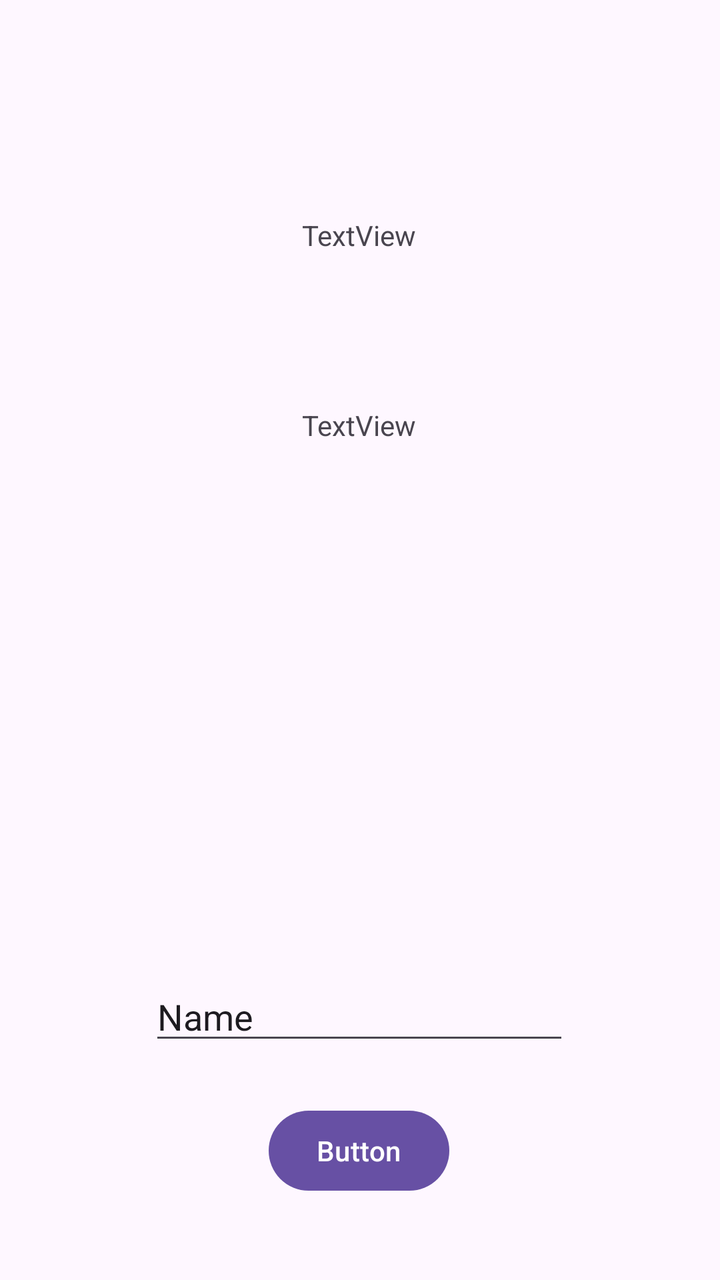
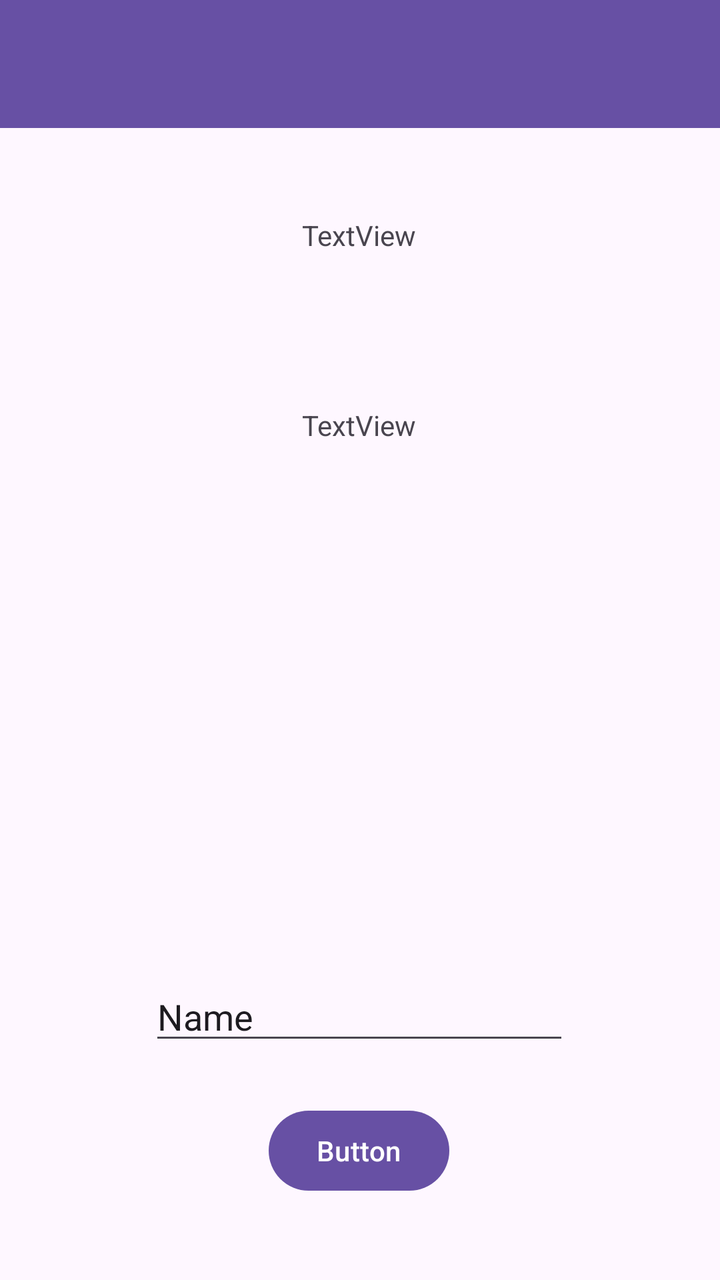

Before-and-after screenshots of an Android layout around one commit, followed by the original layout XML and the change that was made.
<!-- AndroidManifest.xml: application theme Theme.Alfiqapps -->
<!-- res/layout/activity_second.xml -->
<?xml version="1.0" encoding="utf-8"?>
<androidx.constraintlayout.widget.ConstraintLayout xmlns:android="http://schemas.android.com/apk/res/android"
    xmlns:app="http://schemas.android.com/apk/res-auto"
    xmlns:tools="http://schemas.android.com/tools"
    android:id="@+id/main"
    android:layout_width="match_parent"
    android:layout_height="match_parent"
    tools:context=".pertemuan_2.SecondActivity">

    <EditText
        android:id="@+id/inputNama"
        android:layout_width="wrap_content"
        android:layout_height="wrap_content"
        android:layout_marginTop="264dp"
        android:ems="10"
        android:inputType="text"
        android:text="Name"
        app:layout_constraintEnd_toEndOf="parent"
        app:layout_constraintHorizontal_bias="0.497"
        app:layout_constraintStart_toStartOf="parent"
        app:layout_constraintTop_toBottomOf="@+id/textNama" />

    <Button
        android:id="@+id/btnSubmit"
        android:layout_width="wrap_content"
        android:layout_height="wrap_content"
        android:layout_marginTop="24dp"
        android:text="Button"
        app:layout_constraintEnd_toEndOf="parent"
        app:layout_constraintHorizontal_bias="0.498"
        app:layout_constraintStart_toStartOf="parent"
        app:layout_constraintTop_toBottomOf="@+id/inputNama" />

    <TextView
        android:id="@+id/textNama"
        android:layout_width="wrap_content"
        android:layout_height="wrap_content"
        android:layout_marginTop="76dp"
        android:text="TextView"
        app:layout_constraintEnd_toEndOf="parent"
        app:layout_constraintHorizontal_bias="0.498"
        app:layout_constraintStart_toStartOf="parent"
        app:layout_constraintTop_toBottomOf="@+id/Judul" />

    <TextView
        android:id="@+id/Judul"
        android:layout_width="wrap_content"
        android:layout_height="wrap_content"
        android:layout_marginTop="108dp"
        android:text="TextView"
        app:layout_constraintEnd_toEndOf="parent"
        app:layout_constraintHorizontal_bias="0.498"
        app:layout_constraintStart_toStartOf="parent"
        app:layout_constraintTop_toTopOf="parent" />
</androidx.constraintlayout.widget.ConstraintLayout>
<!-- resources referenced by this layout -->
<resources>
  <style name="Theme.Alfiqapps" parent="Base.Theme.Alfiqapps" />
  <style name="Base.Theme.Alfiqapps" parent="Theme.Material3.DayNight.NoActionBar">
          
          
      </style>
</resources>

<!-- the commit's change to res/layout/activity_second.xml (unified diff, before → after) -->
@@ -52,4 +52,16 @@
         app:layout_constraintHorizontal_bias="0.498"
         app:layout_constraintStart_toStartOf="parent"
         app:layout_constraintTop_toTopOf="parent" />
+
+    <androidx.appcompat.widget.Toolbar
+        android:id="@+id/toolbar"
+        android:layout_width="match_parent"
+        android:layout_height="?attr/actionBarSize"
+        android:background="?attr/colorPrimary"
+        app:titleTextColor="@android:color/white"
+        app:subtitleTextColor="@android:color/white"
+        app:layout_constraintTop_toTopOf="parent"
+        app:layout_constraintStart_toStartOf="parent"
+        app:layout_constraintEnd_toEndOf="parent" />
+
 </androidx.constraintlayout.widget.ConstraintLayout>
